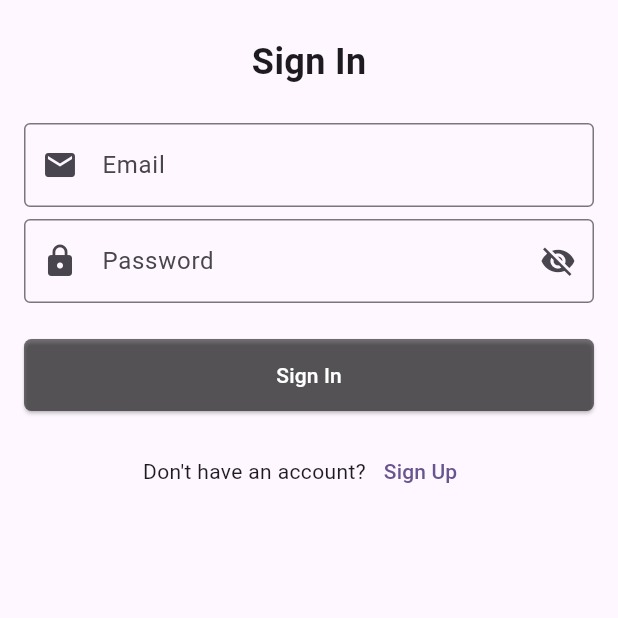
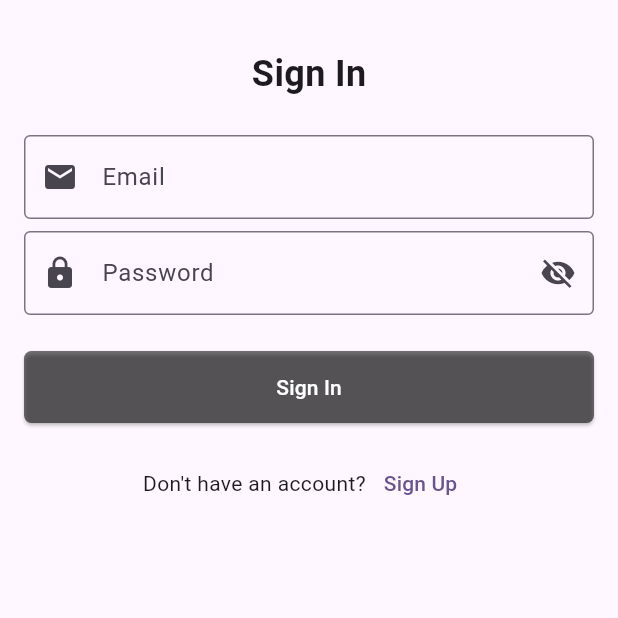
Before and after one commit to pixelnotfound404/flutter-spring-boot, a Flutter app: the screen it shows after launch, on a phone screen of 412 x 824 dp, the top half of it. Run offline on Flutter 3.47's test engine with Material 3 defaults, Android fonts, the phone set to English and light mode, and no system bars; our stand-ins replace dio, flutter_dotenv, flutter_secure_storage, get, shared_preferences.

Commit message:
work fine

```diff
--- a/lib/screen/login/login_view.dart
+++ b/lib/screen/login/login_view.dart
@@ -8,25 +8,20 @@ class LoginView extends GetView<LoginController> {
 
   @override
   Widget build(BuildContext context) {
-    return GetX(
-      init: controller,
-      builder: (controller) {
     return Scaffold(
       body: SafeArea(
+        child: SingleChildScrollView(
+          padding: const EdgeInsets.symmetric(horizontal: 16, vertical: 32),
           child: Column(
             crossAxisAlignment: CrossAxisAlignment.center,
             children: [
-                Container(
-                  padding: EdgeInsets.only(top: controller.padding.value),
-                  child: Text(
+              Text(
                 'Sign In',
                 style: TextStyle(fontSize: 24, fontWeight: FontWeight.bold),
               ),
-                ),
               SizedBox(height: 24),
-                Padding(
-                  padding: const EdgeInsets.symmetric(horizontal: 16),
-                  child: TextField(
+
+              TextField(
                 controller: controller.emailController,
                 keyboardType: TextInputType.emailAddress,
                 decoration: InputDecoration(
@@ -35,14 +30,11 @@ class LoginView extends GetView<LoginController> {
                   prefixIcon: Icon(Icons.email),
                 ),
               ),
-                ),
               SizedBox(height: 8),
-                Padding(
-                  padding: const EdgeInsets.symmetric(horizontal: 16),
-                  child: Obx(
-                    () => TextField(
+
+              Obx(() => TextField(
                     controller: controller.passwordController,
-                      obscureText: controller.isPasswordHidden.value, // Added this line
+                    obscureText: controller.isPasswordHidden.value,
                     decoration: InputDecoration(
                       labelText: 'Password',
                       border: OutlineInputBorder(),
@@ -59,14 +51,10 @@ class LoginView extends GetView<LoginController> {
                         },
                       ),
                     ),
-                    ),
-                  ),
-                ),
+                  )),
               SizedBox(height: 24),
-                Padding(
-                  padding: const EdgeInsets.symmetric(horizontal: 16),
-                  child: Obx(
-                    () => ElevatedButton(
+
+              Obx(() => ElevatedButton(
                     onPressed: controller.isLoading.value ? null : controller.login,
                     style: ElevatedButton.styleFrom(
                       minimumSize: Size(double.infinity, 48),
@@ -95,10 +83,9 @@ class LoginView extends GetView<LoginController> {
                             ],
                           )
                         : Text("Sign In"),
-                    ),
-                  ),
-                ),
+                  )),
               SizedBox(height: 16),
+
               Row(
                 mainAxisAlignment: MainAxisAlignment.center,
                 children: [
@@ -114,8 +101,7 @@ class LoginView extends GetView<LoginController> {
             ],
           ),
         ),
-        );
-      },
+      ),
     );
   }
 }
```
Lines whose indentation alone changed are shown as unchanged.
